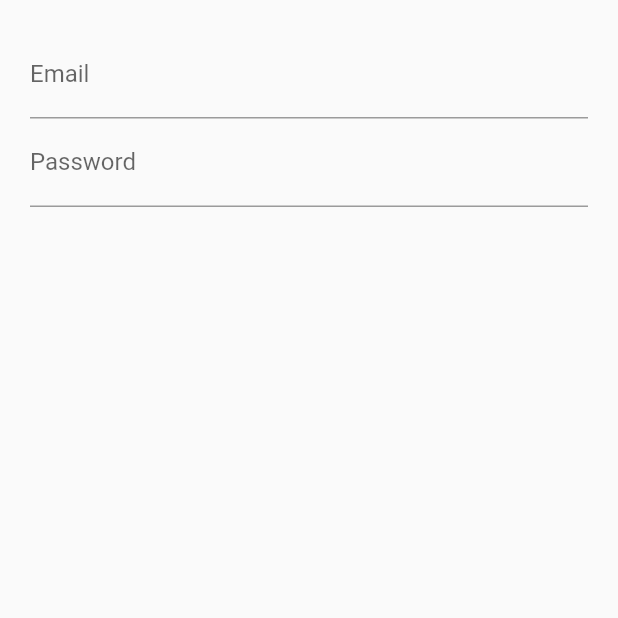
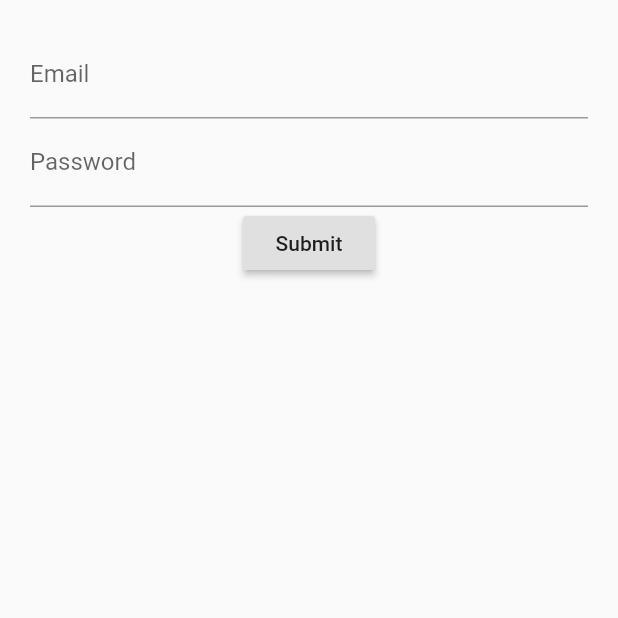
Before and after one commit to pSapien/login_wanda, a Flutter app: the screen it shows after launch, on a phone screen of 412 x 824 dp, the top half of it. Run offline on Flutter 3.47's test engine with Material 2 defaults, Android fonts, the phone set to English and light mode, and no system bars.

Commit message:
add basic Raised button

```diff
--- a/lib/src/screens/LoginScreen.dart
+++ b/lib/src/screens/LoginScreen.dart
@@ -15,7 +15,7 @@ class LoginScreenState extends State<LoginScreen> {
           children: <Widget>[
             emailField(),
             passwordField(),
-            // submitButton(),
+            submitButton(),
           ],
         ),
       ),
@@ -42,5 +42,10 @@ class LoginScreenState extends State<LoginScreen> {
     );
   }
 
-  Widget submitButton() {}
+  Widget submitButton() {
+    return RaisedButton(
+      onPressed: () => {},
+      child: Text('Submit'),
+    );
+  }
 }
```
